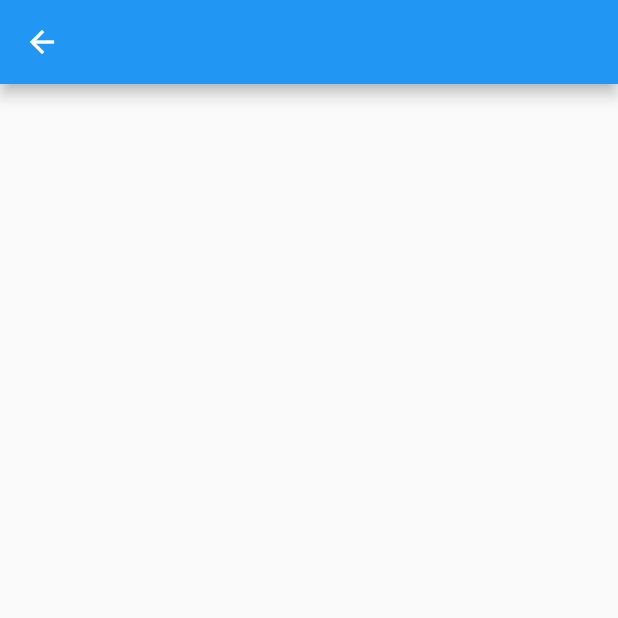
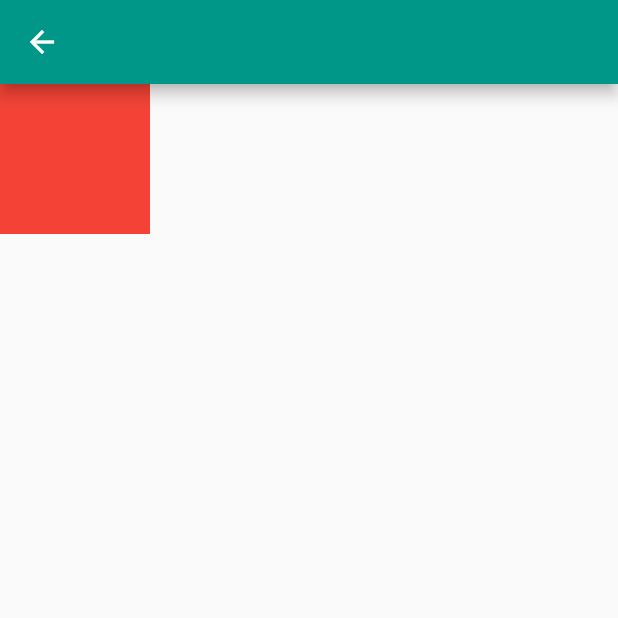
Before and after one commit to minhhoangtn/flavoring-example, a Flutter app: the screen it shows after launch, after a tap on the "navigate next" icon, on a phone screen of 412 x 824 dp, the top half of it. Run offline on Flutter 3.47's test engine with Material 2 defaults, Android fonts, the phone set to English and light mode, and no system bars; our stand-ins replace bloc, dio, equatable, firebase_core, firebase_messaging, flutter_local_notifications and 3 more; accounts and stored records are empty; generated files the repository leaves out were written again.

```diff
--- a/lib/configuration/style/app_theme.dart
+++ b/lib/configuration/style/app_theme.dart
@@ -0,0 +1,26 @@
+import 'package:flutter/material.dart';
+
+enum CustomTheme { light, dark }
+
+class AppTheme extends ChangeNotifier {
+  CustomTheme currentTheme;
+  AppTheme(this.currentTheme);
+
+  void changeTheme(CustomTheme nextTheme) {
+    currentTheme = nextTheme;
+    notifyListeners();
+  }
+
+  ThemeData get themeData {
+    switch (currentTheme) {
+      case CustomTheme.light:
+        return ThemeData(
+            primarySwatch: Colors.teal,
+            inputDecorationTheme: const InputDecorationTheme());
+      case CustomTheme.dark:
+        return ThemeData(
+            primarySwatch: Colors.red,
+            inputDecorationTheme: const InputDecorationTheme());
+    }
+  }
+}
--- a/lib/data/repository/auth_repository.dart
+++ b/lib/data/repository/auth/auth_repository.dart
@@ -1,5 +1,5 @@
 import 'package:flavoring/data/data_source/remote/auth_service.dart';
-import 'package:flavoring/domain/repository/auth_repository.dart';
+import 'package:flavoring/data/repository/auth/auth_repository_impl.dart';
 
 class AuthRepositoryImpl implements AuthRepository {
   AuthService authService;
--- a/lib/data/repository/repository_barrel.dart
+++ b/lib/data/repository/repository_barrel.dart
@@ -1 +1,2 @@
-export 'auth_repository.dart';
+export 'auth/auth_repository.dart';
+export 'auth/auth_repository_impl.dart';
--- a/lib/domain/repository/repository_barrel.dart
+++ /dev/null
@@ -1 +0,0 @@
-export 'auth_repository.dart';
--- a/lib/presentation/app.dart
+++ b/lib/presentation/app.dart
@@ -1,31 +1,36 @@
+import 'package:flavoring/configuration/style/app_theme.dart';
 import 'package:flavoring/presentation/home/home_page.dart';
+import 'package:flavoring/utils/di/injection.dart';
 import 'package:flutter/material.dart';
 
-class MyApp extends StatelessWidget {
+class MyApp extends StatefulWidget {
   const MyApp({Key? key}) : super(key: key);
+
+  @override
+  State<MyApp> createState() => _MyAppState();
+}
+
+class _MyAppState extends State<MyApp> {
+  AppTheme appTheme = getIt<AppTheme>();
+  @override
+  void initState() {
+    super.initState();
+    appTheme.addListener(() {
+      setState(() {});
+    });
+  }
+
+  @override
+  void dispose() {
+    super.dispose();
+    appTheme.dispose();
+  }
 
   @override
   Widget build(BuildContext context) {
     return MaterialApp(
       title: 'Flutter Demo',
-      theme: ThemeData(
-        primarySwatch: Colors.blue,
-      ),
-
-      // home: Navigator(
-      //   onPopPage: (Route<dynamic> route, dynamic result) =>
-      //       route.didPop(result),
-      //   pages: [
-      //     MaterialPage(
-      //         child: Scaffold(
-      //       body: Container(
-      //         height: 200,
-      //         width: 200,
-      //         color: Colors.red,
-      //       ),
-      //     ))
-      //   ],
-      // ),
+      theme: appTheme.themeData,
       onGenerateRoute: (RouteSettings settings) {
         if (settings.name == '/') {
           return MaterialPageRoute(
--- a/lib/presentation/count-down/count_down_page.dart
+++ b/lib/presentation/count-down/count_down_page.dart
@@ -1,3 +1,5 @@
+import 'package:flavoring/configuration/style/app_theme.dart';
+import 'package:flavoring/utils/di/injection.dart';
 import 'package:flutter/material.dart';
 
 class CountDownPage extends StatelessWidget {
@@ -7,6 +9,18 @@ class CountDownPage extends StatelessWidget {
   Widget build(BuildContext context) {
     return Scaffold(
       appBar: AppBar(),
+      body: GestureDetector(
+        onTap: () async {
+          getIt<AppTheme>().changeTheme(CustomTheme.dark);
+          await Future.delayed(const Duration(seconds: 3));
+          getIt<AppTheme>().changeTheme(CustomTheme.light);
+        },
+        child: Container(
+          height: 100,
+          width: 100,
+          color: Colors.red,
+        ),
+      ),
     );
   }
 }
--- a/lib/utils/di/injection.dart
+++ b/lib/utils/di/injection.dart
@@ -1,10 +1,10 @@
 import 'package:dio/dio.dart';
 import 'package:flavoring/configuration/environment/env.dart';
+import 'package:flavoring/configuration/style/app_theme.dart';
 import 'package:flavoring/data/data_source/local/local_barrel.dart';
 import 'package:flavoring/data/data_source/remote/remote_barrel.dart';
 
 import 'package:flavoring/data/repository/repository_barrel.dart';
-import 'package:flavoring/domain/repository/repository_barrel.dart';
 
 import 'package:get_it/get_it.dart';
 import 'package:shared_preferences/shared_preferences.dart';
@@ -53,4 +53,6 @@ void _registerAppConfig(AppEnv flavor) {
       getIt.registerSingleton<AppConfig>(AppConfigProduct());
       break;
   }
+
+  getIt.registerSingleton<AppTheme>(AppTheme(CustomTheme.light));
 }
```
Also changed, not shown: lib/data/repository/auth/auth_repository_impl.dart (renamed from lib/domain/repository/auth_repository.dart).
